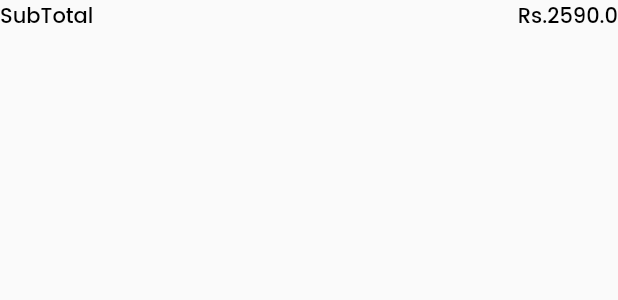
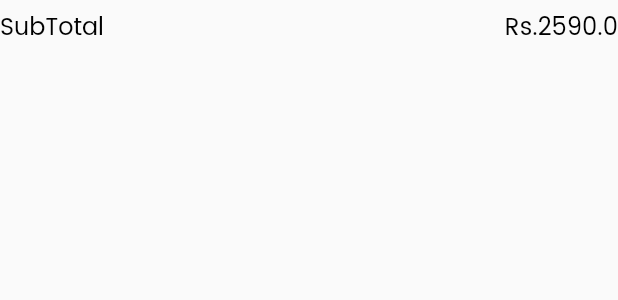
Before and after one commit to Dilshan97/Flutter-Dominos-Pizza-Clone-App, a Flutter app: the CartSummery widget shown alone on an empty page, opened directly, on a phone screen of 412 x 824 dp. Shown: the top 300 px of the screen. Run offline on Flutter 3.47's test engine with Material 2 defaults, Android fonts, the phone set to English and light mode, and no system bars; our stand-ins replace cloud_firestore, firebase_auth, firebase_core, flutter_svg; missing offline and left inert: dart:ffi; accounts and stored records are empty; network calls fail.

Commit message:
update cart ui

```diff
--- a/lib/views/cart/widget/cartSummery.dart
+++ b/lib/views/cart/widget/cartSummery.dart
@@ -7,10 +7,12 @@ import '../../common/widgets/customLabel.dart';
 class CartSummery extends StatefulWidget {
   final String title;
   final double price;
+  final FontWeight? fontWeight;
   const CartSummery({
     super.key,
     required this.title,
     required this.price,
+    this.fontWeight,
   });
 
   @override
@@ -27,10 +29,18 @@ class _CartSummeryState extends State<CartSummery> {
           label: widget.title,
           textAlign: TextAlign.start,
           textColor: AppColors.black,
+          height: 2,
+          fontFamily: 'Poppins-Regular',
+          fontWeight: widget.fontWeight,
+          fontSize: 16,
         ),
         CustomLabel(
           label: "Rs.${widget.price}",
           textColor: AppColors.black,
+          height: 2,
+          fontFamily: 'Poppins-Regular',
+          fontWeight: widget.fontWeight,
+          fontSize: 16,
         ),
       ],
     );
--- a/lib/views/cart/widget/discount.dart
+++ b/lib/views/cart/widget/discount.dart
@@ -28,10 +28,13 @@ class _DiscountState extends State<Discount> {
             CustomLabel(
               label: "Apply Coupon",
               textColor: AppColors.black,
+              fontFamily: 'Poppins-Regular',
+              fontWeight: FontWeight.w700,
             ),
             CustomLabel(
               label: "Get discount with your order",
               textColor: AppColors.black,
+              fontFamily: 'Poppins-Regular',
             )
           ],
         ),
```
Also changed, not shown: lib/views/cart/cart.dart (+36 -6 lines).
